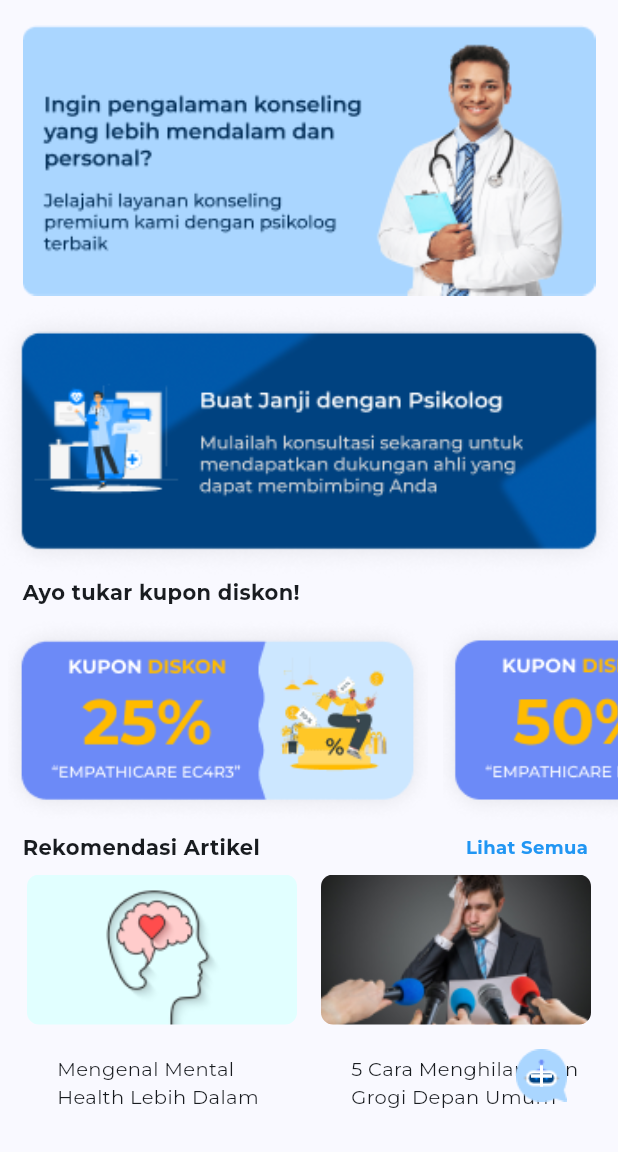
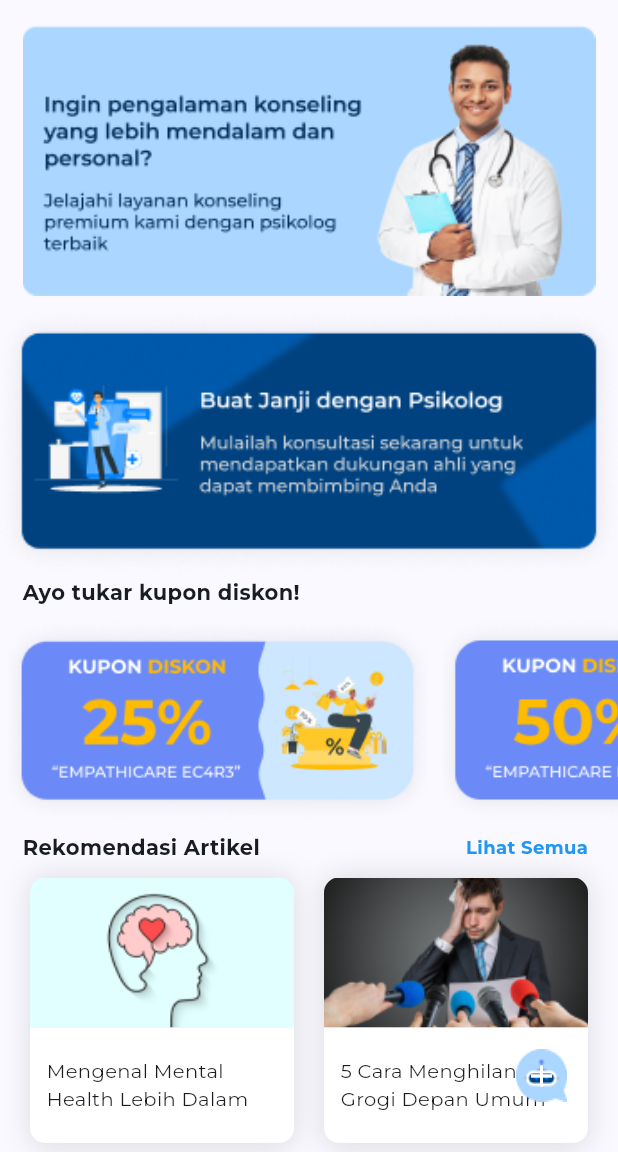
Before and after one commit to Capstone-Mental-Health-Care-Group-6/mobile-capstone, a Flutter app: the HomeScreen screen opened directly, on a phone screen of 412 x 824 dp, the part 84-1236 px from its top. Run offline on Flutter 3.47's test engine with Material 2 defaults, Android fonts, the phone set to English and light mode, and no system bars; drawn by our look-alikes of carousel_slider; our stand-ins replace animate_do, dotted_border, dotted_line, file_picker, flutter_svg, getwidget and 5 more; project files that could hold a hidden picture were left out.

Commit message:
dev/ perbaikan homescreen

```diff
--- a/lib/view/screen/Home/routes_navigator.dart
+++ b/lib/view/screen/Home/routes_navigator.dart
@@ -1,7 +1,4 @@
 import 'package:empathi_care/view/screen/OnBoarding/screen_dua.dart';
-import 'package:empathi_care/view/screen/OnBoarding/screen_empat.dart';
-import 'package:empathi_care/view/screen/OnBoarding/screen_lima.dart';
-import 'package:empathi_care/view/screen/OnBoarding/screen_satu.dart';
 import 'package:empathi_care/view/screen/OnBoarding/screen_tiga.dart';
 import 'package:empathi_care/view/screen/Profile/profile_screen.dart';
 import 'package:empathi_care/view/screen/home_screen.dart';
--- a/lib/view/screen/home_screen.dart
+++ b/lib/view/screen/home_screen.dart
@@ -14,6 +14,11 @@ class _HomeScreenState extends State<HomeScreen> {
 
   @override
   Widget build(BuildContext context) {
+    var size = MediaQuery.of(context).size;
+
+    /*24 is for notification bar on Android*/
+    final double itemHeight = (size.height - kToolbarHeight - 24) / 3.55;
+    final double itemWidth = size.width / 2;
     return Scaffold(
       appBar: AppBar(
         backgroundColor: Colors.blue,
@@ -36,17 +41,17 @@ class _HomeScreenState extends State<HomeScreen> {
         child: Stack(
           children: [
             SingleChildScrollView(
-              physics: BouncingScrollPhysics(),
+              physics: const BouncingScrollPhysics(),
               child: Column(
                 mainAxisAlignment: MainAxisAlignment.start,
                 crossAxisAlignment: CrossAxisAlignment.start,
                 children: [
-                  SizedBox(height: 12),
+                  const SizedBox(height: 12),
                   CarouselSlider(
                     items: [
                       Container(
-                        margin: EdgeInsets.symmetric(horizontal: 15),
-                        decoration: BoxDecoration(
+                        margin: const EdgeInsets.symmetric(horizontal: 15),
+                        decoration: const BoxDecoration(
                           image: DecorationImage(
                             image: AssetImage('assets/images/Konten.png'),
                             fit: BoxFit.contain,
@@ -54,8 +59,8 @@ class _HomeScreenState extends State<HomeScreen> {
                         ),
                       ),
                       Container(
-                        margin: EdgeInsets.symmetric(horizontal: 15),
-                        decoration: BoxDecoration(
+                        margin: const EdgeInsets.symmetric(horizontal: 15),
+                        decoration: const BoxDecoration(
                           image: DecorationImage(
                             image: AssetImage('assets/images/Konten.png'),
                             fit: BoxFit.contain,
@@ -63,8 +68,8 @@ class _HomeScreenState extends State<HomeScreen> {
                         ),
                       ),
                       Container(
-                        margin: EdgeInsets.symmetric(horizontal: 15),
-                        decoration: BoxDecoration(
+                        margin: const EdgeInsets.symmetric(horizontal: 15),
+                        decoration: const BoxDecoration(
                           image: DecorationImage(
                             image: AssetImage('assets/images/Konten.png'),
                             fit: BoxFit.contain,
@@ -76,8 +81,9 @@ class _HomeScreenState extends State<HomeScreen> {
                       height: 190.0,
                       enableInfiniteScroll: true,
                       autoPlay: true,
-                      autoPlayInterval: Duration(seconds: 3),
-                      autoPlayAnimationDuration: Duration(milliseconds: 800),
+                      autoPlayInterval: const Duration(seconds: 3),
+                      autoPlayAnimationDuration:
+                          const Duration(milliseconds: 800),
                       autoPlayCurve: Curves.fastOutSlowIn,
                       scrollDirection: Axis.horizontal,
                       enlargeCenterPage: true,
@@ -85,7 +91,7 @@ class _HomeScreenState extends State<HomeScreen> {
                     ),
                   ),
                   Container(
-                    decoration: BoxDecoration(
+                    decoration: const BoxDecoration(
                       image: DecorationImage(
                         image: AssetImage('assets/images/Frame.png'),
                         fit: BoxFit.cover,
@@ -110,7 +116,7 @@ class _HomeScreenState extends State<HomeScreen> {
                       itemCount: 3,
                       itemBuilder: (context, index) {
                         return Container(
-                          margin: EdgeInsets.all(5),
+                          margin: const EdgeInsets.all(5),
                           width: 280.0,
                           decoration: BoxDecoration(
                             image: DecorationImage(
@@ -133,7 +139,7 @@ class _HomeScreenState extends State<HomeScreen> {
                             style: GoogleFonts.montserrat(
                                 fontWeight: FontWeight.bold),
                           ),
-                          Spacer(),
+                          const Spacer(),
                           Padding(
                             padding: const EdgeInsets.only(right: 20),
                             child: Text(
@@ -149,11 +155,12 @@ class _HomeScreenState extends State<HomeScreen> {
                     ),
                   ),
                   Container(
-                    margin: EdgeInsets.symmetric(horizontal: 10),
+                    margin: const EdgeInsets.symmetric(horizontal: 10),
                     child: GridView.count(
+                      childAspectRatio: (itemWidth / itemHeight),
                       crossAxisCount: 2,
                       shrinkWrap: true,
-                      physics: NeverScrollableScrollPhysics(),
+                      physics: const NeverScrollableScrollPhysics(),
                       children: List.generate(
                         4,
                         (index) {
@@ -165,15 +172,23 @@ class _HomeScreenState extends State<HomeScreen> {
                           ];
 
                           return Container(
-                            margin: EdgeInsets.all(8),
+                            margin: const EdgeInsets.all(10),
                             decoration: BoxDecoration(
+                              boxShadow: [
+                                BoxShadow(
+                                  color: Color(0xff000000).withOpacity(0.12),
+                                  blurRadius: 16,
+                                )
+                              ],
                               borderRadius: BorderRadius.circular(8),
                             ),
                             child: Column(
                               mainAxisAlignment: MainAxisAlignment.start,
                               children: [
                                 ClipRRect(
-                                  borderRadius: BorderRadius.circular(8),
+                                  borderRadius: const BorderRadius.only(
+                                      topLeft: Radius.circular(10),
+                                      topRight: Radius.circular(10)),
                                   child: Image.asset(
                                     'assets/images/cover${index + 1}.png',
                                     width: 180,
@@ -181,13 +196,28 @@ class _HomeScreenState extends State<HomeScreen> {
                                     fit: BoxFit.cover,
                                   ),
                                 ),
-                                SizedBox(height: 20),
                                 Container(
-                                  margin: EdgeInsets.only(left: 20),
-                                  child: Text(
-                                    itemTexts[index],
-                                    style: GoogleFonts.montserrat(fontSize: 13),
-                                    textAlign: TextAlign.start,
+                                  decoration: const BoxDecoration(
+                                    borderRadius: BorderRadius.only(
+                                        bottomLeft: Radius.circular(10),
+                                        bottomRight: Radius.circular(10)),
+                                    color: Colors.white,
+                                  ),
+                                  height: 77,
+                                  child: Column(
+                                    mainAxisAlignment: MainAxisAlignment.center,
+                                    children: [
+                                      Padding(
+                                        padding:
+                                            const EdgeInsets.only(left: 11),
+                                        child: Text(
+                                          itemTexts[index],
+                                          style: GoogleFonts.montserrat(
+                                              fontSize: 13),
+                                          textAlign: TextAlign.start,
+                                        ),
+                                      ),
+                                    ],
                                   ),
                                 ),
                               ],
@@ -201,7 +231,7 @@ class _HomeScreenState extends State<HomeScreen> {
               ),
             ),
             AnimatedPositioned(
-              duration: Duration(milliseconds: 300),
+              duration: const Duration(milliseconds: 300),
               right: 16,
               bottom: _fabBottomPosition,
               child: GestureDetector(
@@ -209,13 +239,13 @@ class _HomeScreenState extends State<HomeScreen> {
                 child: Container(
                   width: 70,
                   height: 70,
-                  decoration: BoxDecoration(
+                  decoration: const BoxDecoration(
                     shape: BoxShape.circle,
                     image: DecorationImage(
                       image: AssetImage('assets/images/chatbot.png'),
                     ),
                   ),
-                  child: Center(
+                  child: const Center(
                     child: Icon(
                       Icons.add,
                       color: Colors.white,
```
